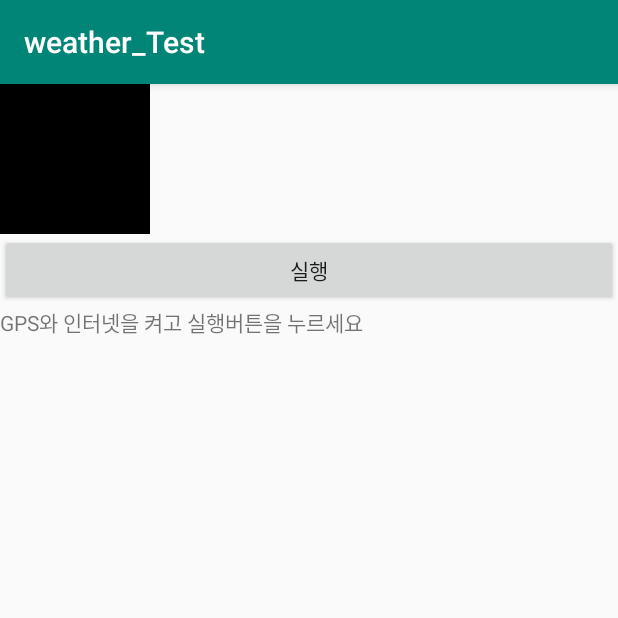
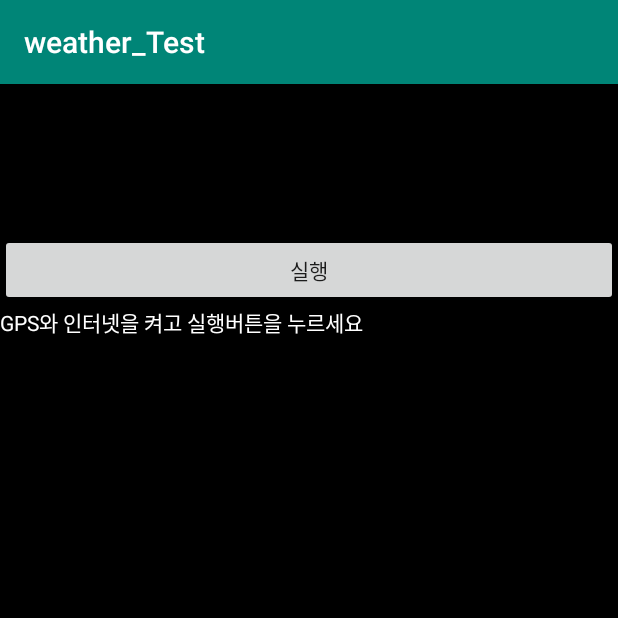
Before and after one commit to sskk9292/Mobi, an Android app: the screen it shows after launch (MainActivity), on a phone screen of 412 x 824 dp, the top half of it. Run offline under Robolectric (Android 15) with nearby library versions, the phone set to English and light mode, and no system bars.

Commit message:
날씨 테스트
레이아웃수정

```diff
--- a/weather_Test/app/src/main/res/layout/activity_main.xml
+++ b/weather_Test/app/src/main/res/layout/activity_main.xml
@@ -5,6 +5,7 @@
     android:layout_height="match_parent"
     xmlns:app="http://schemas.android.com/apk/res-auto"
     tools:context=".MainActivity"
+    android:background="@color/black"
     android:orientation="vertical">
 
     <ImageView
@@ -24,11 +25,7 @@
         android:id = "@+id/tv_WeatherInfo"
         android:text="GPS와 인터넷을 켜고 실행버튼을 누르세요"
         android:layout_width="wrap_content"
-        android:layout_height="wrap_content" />
-
-    <TextView
-        android:id="@+id/test"
-        android:layout_width="wrap_content"
-        android:layout_height="wrap_content"/>
+        android:layout_height="wrap_content"
+        android:textColor="#ffffffff"/>
 
 </LinearLayout>
--- a/weather_Test/app/src/main/res/values/colors.xml
+++ b/weather_Test/app/src/main/res/values/colors.xml
@@ -3,4 +3,5 @@
     <color name="colorPrimary">#008577</color>
     <color name="colorPrimaryDark">#00574B</color>
     <color name="colorAccent">#D81B60</color>
+    <color name="black">#000</color>
 </resources>
--- a/weather_Test/build.gradle
+++ b/weather_Test/build.gradle
@@ -7,7 +7,7 @@ buildscript {
 
     }
     dependencies {
-        classpath 'com.android.tools.build:gradle:3.5.1'
+        classpath 'com.android.tools.build:gradle:3.5.2'
 
         // NOTE: Do not place your application dependencies here; they belong
         // in the individual module build.gradle files
```
